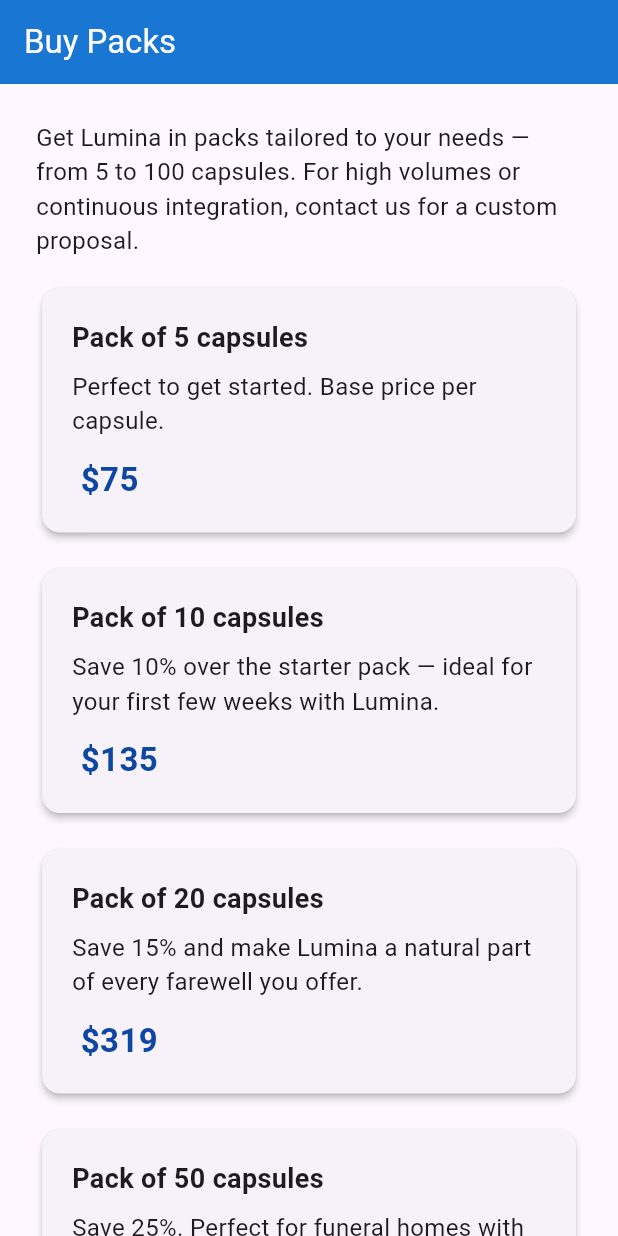
After one commit to wilfredoperezrivero/lumina, a Flutter app: the BuyPacksPage screen opened by its route, on a phone screen of 412 x 824 dp. The commit adds this screen. Run offline on Flutter 3.47's test engine with Material 3 defaults, Android fonts, the phone set to English and light mode, and no system bars; our stand-ins replace flutter_dotenv, flutter_riverpod, go_router, supabase_flutter, uni_links; accounts and stored records are empty.

Commit message:
Add Buy Packs page and update routing in main.dart. Introduced a new page for purchasing capsule packs with detailed descriptions and pricing options, enhancing the admin functionality.

```diff
--- a/lib/main.dart
+++ b/lib/main.dart
@@ -6,6 +6,7 @@
 import 'pages/admin/dashboard.dart';
 import 'pages/admin/create_capsule.dart';
 import 'pages/admin/list_capsules.dart';
+import 'pages/admin/buy_packs.dart';
 import 'services/auth_service.dart';
 import 'pages/auth/reset_password.dart';
 import 'package:uni_links/uni_links.dart';
@@ -62,6 +63,10 @@
           builder: (context, state) => ListCapsulesPage(),
         ),
         GoRoute(
+          path: '/admin/buy_packs',
+          builder: (context, state) => BuyPacksPage(),
+        ),
+        GoRoute(
           path: '/reset-password',
           builder: (context, state) => ResetPasswordPage(),
         ),
--- /dev/null
+++ b/lib/pages/admin/buy_packs.dart
@@ -0,0 +1,133 @@
+import 'package:flutter/material.dart';
+
+class BuyPacksPage extends StatelessWidget {
+  @override
+  Widget build(BuildContext context) {
+    return Scaffold(
+      appBar: AppBar(
+        title: Text('Buy Packs'),
+        backgroundColor: Colors.blue.shade700,
+        foregroundColor: Colors.white,
+      ),
+      body: ListView(
+        padding: const EdgeInsets.all(24),
+        children: [
+          Text(
+            'Get Lumina in packs tailored to your needs — from 5 to 100 capsules. For high volumes or continuous integration, contact us for a custom proposal.',
+            style: TextStyle(fontSize: 16),
+          ),
+          SizedBox(height: 16),
+          _PackCard(
+            title: 'Pack of 5 capsules',
+            description: 'Perfect to get started. Base price per capsule.',
+            price: ' \$75',
+          ),
+          SizedBox(height: 16),
+          _PackCard(
+            title: 'Pack of 10 capsules',
+            description:
+                'Save 10% over the starter pack — ideal for your first few weeks with Lumina.',
+            price: ' \$135',
+          ),
+          SizedBox(height: 16),
+          _PackCard(
+            title: 'Pack of 20 capsules',
+            description:
+                'Save 15% and make Lumina a natural part of every farewell you offer.',
+            price: ' \$319',
+          ),
+          SizedBox(height: 16),
+          _PackCard(
+            title: 'Pack of 50 capsules',
+            description:
+                'Save 25%. Perfect for funeral homes with steady monthly demand.',
+            price: ' \$562',
+          ),
+          SizedBox(height: 16),
+          _PackCard(
+            title: 'Pack of 100 capsules',
+            description:
+                'Save 35%. Boost your margin and bring Lumina to every farewell.',
+            price: ' \$975',
+          ),
+          SizedBox(height: 32),
+          Card(
+            color: Colors.yellow[50],
+            elevation: 2,
+            child: Padding(
+              padding: const EdgeInsets.all(20),
+              child: Column(
+                crossAxisAlignment: CrossAxisAlignment.start,
+                children: [
+                  Text(
+                    'Packs +250',
+                    style: TextStyle(fontWeight: FontWeight.bold, fontSize: 18),
+                  ),
+                  SizedBox(height: 8),
+                  Text(
+                    'Need higher volume or continuous integration? Get in touch and unlock discounts of up to 50%.',
+                    style: TextStyle(fontSize: 16),
+                  ),
+                  SizedBox(height: 12),
+                  ElevatedButton(
+                    onPressed: () {
+                      // TODO: Add contact action
+                    },
+                    child: Text('Contact Us'),
+                  ),
+                ],
+              ),
+            ),
+          ),
+        ],
+      ),
+    );
+  }
+}
+
+class _PackCard extends StatelessWidget {
+  final String title;
+  final String description;
+  final String price;
+  final bool highlight;
+
+  const _PackCard({
+    required this.title,
+    required this.description,
+    required this.price,
+    this.highlight = false,
+  });
+
+  @override
+  Widget build(BuildContext context) {
+    return Card(
+      color: highlight ? Colors.blue[50] : null,
+      elevation: highlight ? 4 : 2,
+      child: Padding(
+        padding: const EdgeInsets.all(20),
+        child: Column(
+          crossAxisAlignment: CrossAxisAlignment.start,
+          children: [
+            Text(
+              title,
+              style: TextStyle(fontWeight: FontWeight.bold, fontSize: 18),
+            ),
+            SizedBox(height: 8),
+            Text(
+              description,
+              style: TextStyle(fontSize: 16),
+            ),
+            SizedBox(height: 12),
+            Text(
+              price,
+              style: TextStyle(
+                  fontWeight: FontWeight.bold,
+                  fontSize: 22,
+                  color: Colors.blue[900]),
+            ),
+          ],
+        ),
+      ),
+    );
+  }
+}
```
